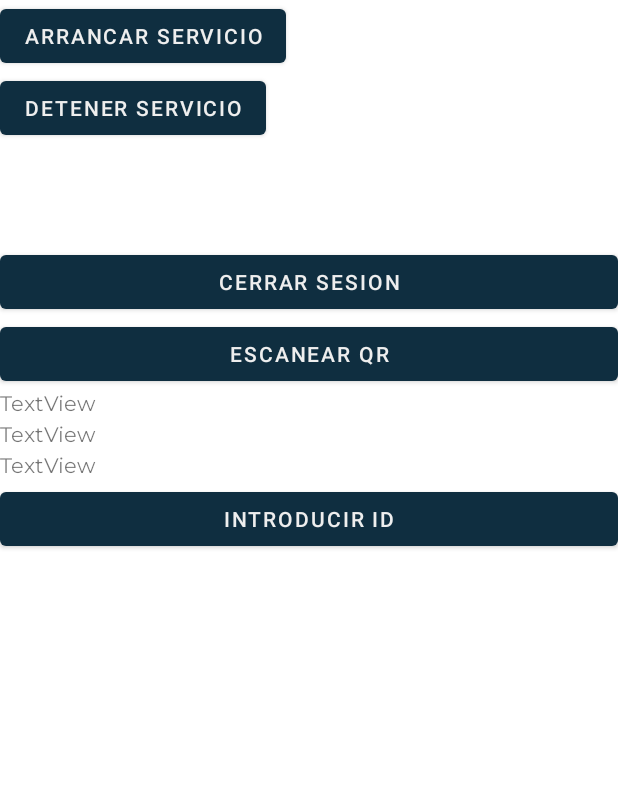
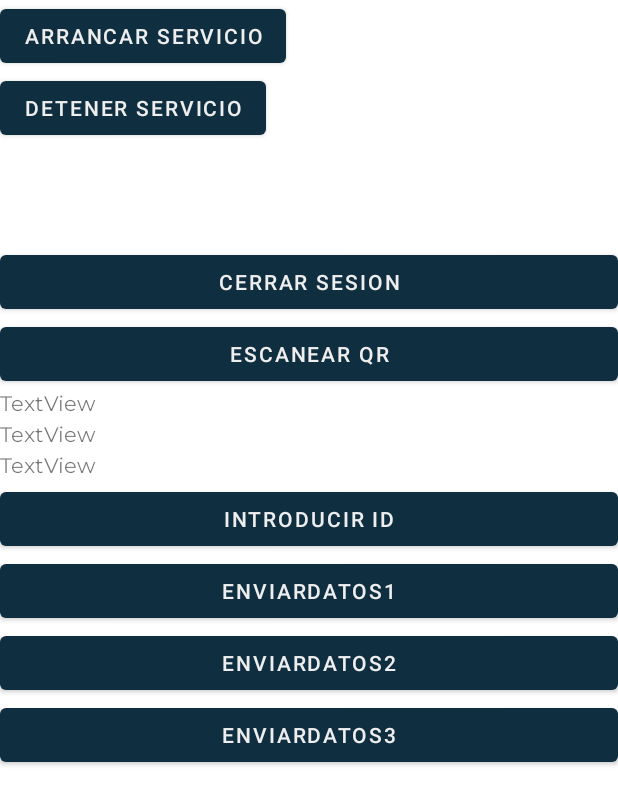
Before and after one commit to Zero33w/Aether_Android, an Android app: the UsuarioActivity screen opened directly, with no data from a screen before it, on a phone screen of 412 x 824 dp. Shown: the top 805 px of the screen. Run offline under Robolectric (Android 15) with nearby library versions, the phone set to English and light mode, and no system bars; libraries missing offline, so code that uses them is left out: com.google.zxing.integration; 2 statements that could not run were skipped.

Commit message:
COSAS HECHAS
EFEWFWEFW

```diff
--- a/app/build.gradle
+++ b/app/build.gradle
@@ -48,5 +48,5 @@ dependencies {
     implementation 'com.journeyapps:zxing-android-embedded:4.3.0'
 
     implementation 'com.github.PhilJay:MPAndroidChart:v3.0.3'
-
+    implementation 'org.osmdroid:osmdroid-android:6.1.6'
 }
--- a/app/src/main/AndroidManifest.xml
+++ b/app/src/main/AndroidManifest.xml
@@ -9,7 +9,9 @@
     <uses-permission android:name="android.permission.BLUETOOTH_CONNECT" />
     <uses-permission android:name="android.permission.BLUETOOTH_SCAN" />
     <uses-permission android:name="android.permission.INTERNET" />
-
+    <uses-permission android:name="android.permission.ACCESS_WIFI_STATE" />
+    <uses-permission android:name="android.permission.ACCESS_NETWORK_STATE" />
+    <uses-permission android:name="android.permission.WRITE_EXTERNAL_STORAGE" />
     <application
         android:allowBackup="true"
         android:dataExtractionRules="@xml/data_extraction_rules"
--- a/app/src/main/res/layout/activity_usuario.xml
+++ b/app/src/main/res/layout/activity_usuario.xml
@@ -67,4 +67,25 @@
         android:onClick="botonIrId"
         android:text="Introducir id" />
 
+    <Button
+        android:id="@+id/button"
+        android:layout_width="match_parent"
+        android:layout_height="wrap_content"
+        android:onClick="botonMandarDatos1"
+        android:text="EnviarDatos1" />
+
+    <Button
+        android:id="@+id/button3"
+        android:layout_width="match_parent"
+        android:layout_height="wrap_content"
+        android:onClick="botonMandarDatos2"
+        android:text="enviardatos2" />
+
+    <Button
+        android:id="@+id/button4"
+        android:layout_width="match_parent"
+        android:layout_height="wrap_content"
+        android:onClick="botonMandarDatos3"
+        android:text="enviardatos3" />
+
 </android.widget.LinearLayout>
--- a/app/src/main/res/layout/fragment_home.xml
+++ b/app/src/main/res/layout/fragment_home.xml
@@ -119,7 +119,7 @@
                                 android:layout_width="wrap_content"
                                 android:layout_height="wrap_content"
                                 android:fontFamily="@font/montserrat_light"
-                                android:text="%"
+                                android:text="ppm"
                                 android:textColor="@color/azul_01"
                                 android:textSize="40dp"
                                 app:layout_constraintBottom_toBottomOf="@+id/progressBar"
--- a/app/src/main/res/navigation/mobile_navigation.xml
+++ b/app/src/main/res/navigation/mobile_navigation.xml
@@ -27,4 +27,8 @@
         android:id="@+id/nav_logout"
         android:name="com.example.aether_app.ui.logOut.logOutFragment"
         android:label="@string/menu_logout" />
+    <fragment
+        android:id="@+id/nav_mapa"
+        android:name="com.example.aether_app.ui.mapa.mapaFragment"
+        android:label="@string/menu_logout" />
 </navigation>
```
Also changed, not shown: app/src/main/java/com/example/aether_app/MapActivity.java (added, +42 -0 lines), app/src/main/java/com/example/aether_app/UsuarioActivity.java (+12 -0 lines), app/src/main/java/com/example/aether_app/ui/mapa/mapaFragment.java (added, +46 -0 lines), app/src/main/java/com/example/aether_app/ui/mapa/mapaViewModel.java (added, +18 -0 lines), app/src/main/res/layout/fragment_mapa.xml (added, +23 -0 lines), app/src/main/res/menu/activity_main_drawer.xml (+9 -2 lines).
